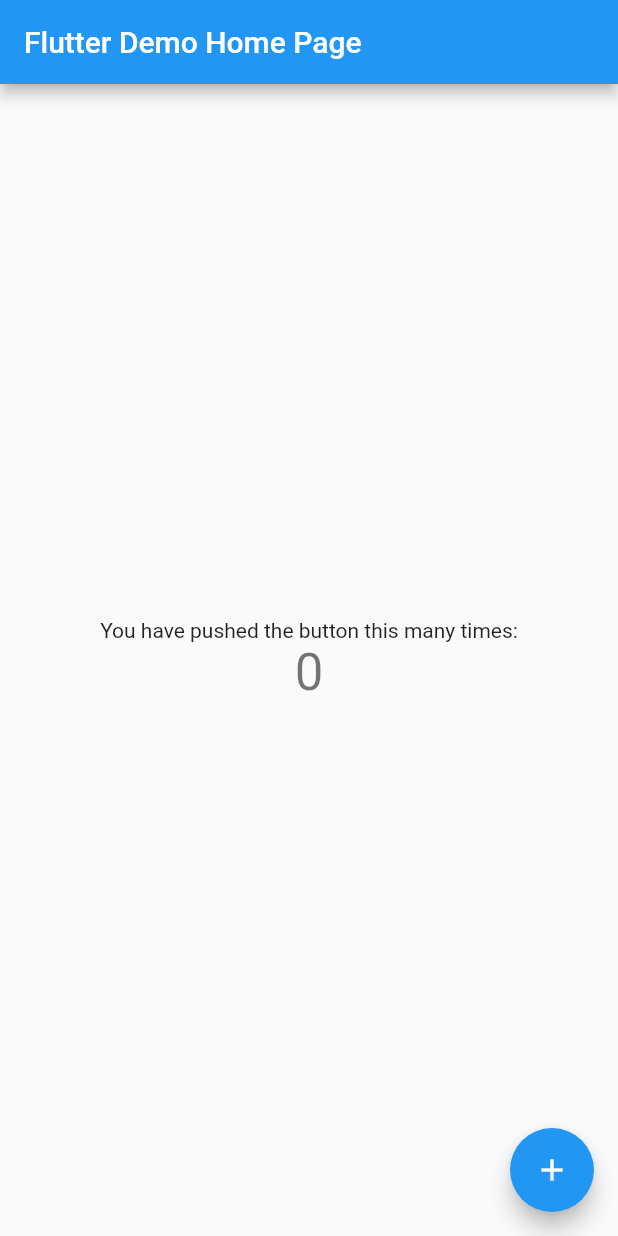
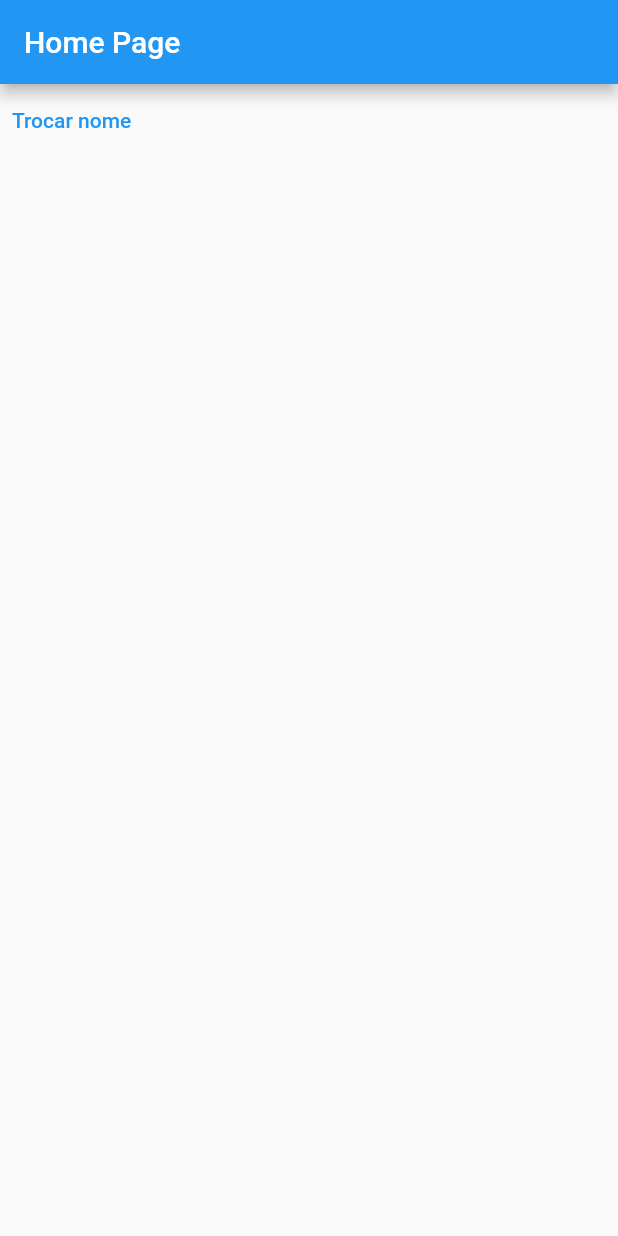
Before and after one commit to GabrielcDonato/flutter_sqlite_example, a Flutter app: the screen it shows after launch, on a phone screen of 412 x 824 dp. Run offline on Flutter 3.47's test engine with Material 2 defaults, Android fonts, the phone set to English and light mode, and no system bars; our stand-ins replace sqflite; accounts and stored records are empty.

Commit message:
sql commands

```diff
--- /dev/null
+++ b/lib/home_page.dart
@@ -0,0 +1,64 @@
+import 'package:flutter/material.dart';
+import 'package:flutter_sqlite_example/database/database_sqlite.dart';
+
+class HomePage extends StatefulWidget {
+  const HomePage({Key? key}) : super(key: key);
+
+  @override
+  State<HomePage> createState() => _HomePageState();
+}
+
+class _HomePageState extends State<HomePage> {
+  @override
+  void initState() {
+    _database();
+    super.initState();
+  }
+
+  Future<void> _database() async {
+    var database = await DatabaseSqLite().openConnection();
+
+    // database.insert("teste", {"nome": "Gabriel Donato"});
+    // database.delete(
+    //   "teste",
+    //   where: "nome = ?",
+    //   whereArgs: ["Gabriel Donato"],
+    // );
+
+    // database.update(
+    //   "teste",
+    //   {"nome": "donatao"},
+    //   where: "nome = ?",
+    //   whereArgs: ["Gabriel Donato"],
+    // );
+
+    // var result = database.query("teste");
+    // print(result);
+
+    // database.rawInsert("insert into teste values(null, ?)", ["Gabriel Donato"]);
+    // database.rawUpdate(
+    //     "update teste set nome = ? where id = ?", ["Gabriel flutter", 5]);
+    // database.rawDelete("delete from teste where id = ?", [5]);
+    var result = database.rawQuery("select * from teste");
+    print(result);
+  }
+
+  @override
+  Widget build(BuildContext context) {
+    return Scaffold(
+      appBar: AppBar(
+        title: const Text('Home Page'),
+      ),
+      body: Column(
+        children: [
+          TextButton(
+            onPressed: () {},
+            child: Text(
+              "Trocar nome",
+            ),
+          ),
+        ],
+      ),
+    );
+  }
+}
--- a/lib/main.dart
+++ b/lib/main.dart
@@ -1,4 +1,5 @@
 import 'package:flutter/material.dart';
+import 'package:flutter_sqlite_example/home_page.dart';
 
 void main() {
   runApp(const MyApp());
@@ -13,103 +14,9 @@
     return MaterialApp(
       title: 'Flutter Demo',
       theme: ThemeData(
-        // This is the theme of your application.
-        //
-        // Try running your application with "flutter run". You'll see the
-        // application has a blue toolbar. Then, without quitting the app, try
-        // changing the primarySwatch below to Colors.green and then invoke
-        // "hot reload" (press "r" in the console where you ran "flutter run",
-        // or simply save your changes to "hot reload" in a Flutter IDE).
-        // Notice that the counter didn't reset back to zero; the application
-        // is not restarted.
         primarySwatch: Colors.blue,
       ),
-      home: const MyHomePage(title: 'Flutter Demo Home Page'),
+      home: HomePage(),
     );
   }
 }
-
-class MyHomePage extends StatefulWidget {
-  const MyHomePage({super.key, required this.title});
-
-  // This widget is the home page of your application. It is stateful, meaning
-  // that it has a State object (defined below) that contains fields that affect
-  // how it looks.
-
-  // This class is the configuration for the state. It holds the values (in this
-  // case the title) provided by the parent (in this case the App widget) and
-  // used by the build method of the State. Fields in a Widget subclass are
-  // always marked "final".
-
-  final String title;
-
-  @override
-  State<MyHomePage> createState() => _MyHomePageState();
-}
-
-class _MyHomePageState extends State<MyHomePage> {
-  int _counter = 0;
-
-  void _incrementCounter() {
-    setState(() {
-      // This call to setState tells the Flutter framework that something has
-      // changed in this State, which causes it to rerun the build method below
-      // so that the display can reflect the updated values. If we changed
-      // _counter without calling setState(), then the build method would not be
-      // called again, and so nothing would appear to happen.
-      _counter++;
-    });
-  }
-
-  @override
-  Widget build(BuildContext context) {
-    // This method is rerun every time setState is called, for instance as done
-    // by the _incrementCounter method above.
-    //
-    // The Flutter framework has been optimized to make rerunning build methods
-    // fast, so that you can just rebuild anything that needs updating rather
-    // than having to individually change instances of widgets.
-    return Scaffold(
-      appBar: AppBar(
-        // Here we take the value from the MyHomePage object that was created by
-        // the App.build method, and use it to set our appbar title.
-        title: Text(widget.title),
-      ),
-      body: Center(
-        // Center is a layout widget. It takes a single child and positions it
-        // in the middle of the parent.
-        child: Column(
-          // Column is also a layout widget. It takes a list of children and
-          // arranges them vertically. By default, it sizes itself to fit its
-          // children horizontally, and tries to be as tall as its parent.
-          //
-          // Invoke "debug painting" (press "p" in the console, choose the
-          // "Toggle Debug Paint" action from the Flutter Inspector in Android
-          // Studio, or the "Toggle Debug Paint" command in Visual Studio Code)
-          // to see the wireframe for each widget.
-          //
-          // Column has various properties to control how it sizes itself and
-          // how it positions its children. Here we use mainAxisAlignment to
-          // center the children vertically; the main axis here is the vertical
-          // axis because Columns are vertical (the cross axis would be
-          // horizontal).
-          mainAxisAlignment: MainAxisAlignment.center,
-          children: <Widget>[
-            const Text(
-              'You have pushed the button this many times:',
-            ),
-            Text(
-              '$_counter',
-              style: Theme.of(context).textTheme.headline4,
-            ),
-          ],
-        ),
-      ),
-      floatingActionButton: FloatingActionButton(
-        onPressed: _incrementCounter,
-        tooltip: 'Increment',
-        child: const Icon(Icons.add),
-      ), // This trailing comma makes auto-formatting nicer for build methods.
-    );
-  }
-}
--- a/pubspec.yaml
+++ b/pubspec.yaml
@@ -33,7 +33,7 @@
     sdk: flutter
 
   sqflite: ^2.2.2
-  path: ^1.8.3
+  path: ^1.8.2
 
   # The following adds the Cupertino Icons font to your application.
   # Use with the CupertinoIcons class for iOS style icons.
```
Also changed, not shown: lib/database/database_sqlite.dart (added, +93 -0 lines), pubspec.lock, 1 other file.
